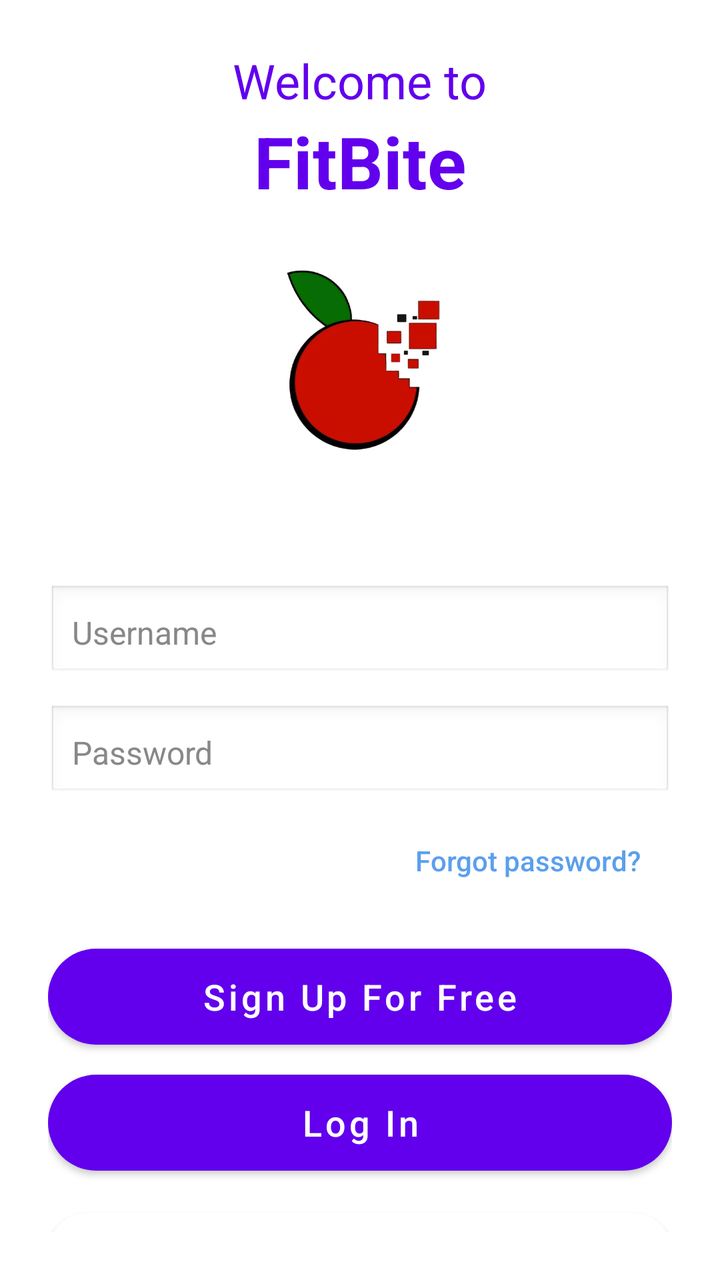
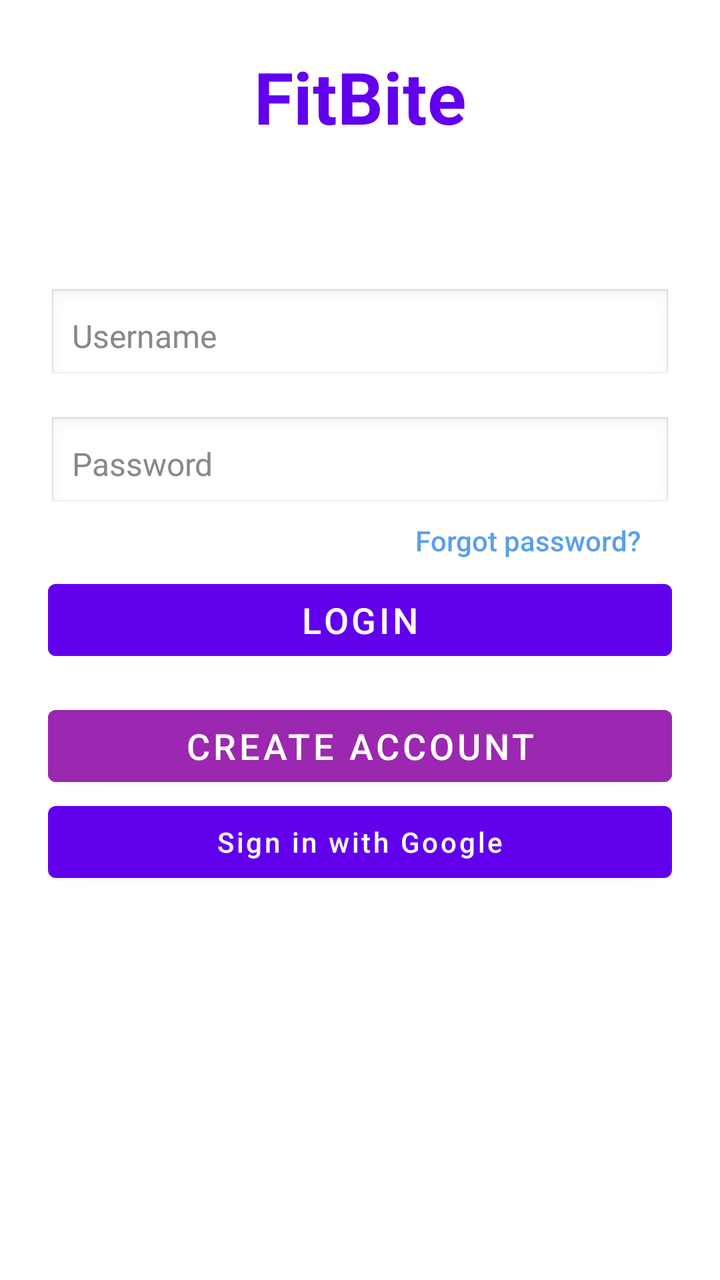

Screens rendered from an Android XML layout before and after an edit, with the pre-edit source and the edit as a unified diff.
<!-- AndroidManifest.xml: application theme Theme.fitbite -->
<!-- res/layout/login_page.xml -->
<?xml version="1.0" encoding="utf-8"?>
<LinearLayout
    xmlns:android="http://schemas.android.com/apk/res/android"
    xmlns:app="http://schemas.android.com/apk/res-auto"
    android:layout_width="match_parent"
    android:layout_height="match_parent"
    android:orientation="vertical"
    android:gravity="center_horizontal"
    android:padding="24dp">

    <TextView
        android:id="@+id/welcomeText"
        android:layout_width="wrap_content"
        android:layout_height="wrap_content"
        android:text="Welcome to"
        android:textColor="#6200EE"
        android:textSize="24sp"
        android:textStyle="normal"
        android:layout_gravity="center_horizontal"/>

    <TextView
        android:id="@+id/titleText"
        android:layout_width="wrap_content"
        android:layout_height="wrap_content"
        android:text="FitBite"
        android:textColor="#6200EE"
        android:textSize="36sp"
        android:textStyle="bold"
        android:layout_gravity="center_horizontal"/>
    <ImageView
        android:id="@+id/logo"
        android:layout_width="120dp"
        android:layout_height="120dp"
        android:src="@drawable/appicontrans"
        android:contentDescription="App Logo"
        android:layout_marginTop="16dp"
        android:layout_marginBottom="30dp"
        android:layout_gravity="center_horizontal"/>

    <TextView
        android:id="@+id/toast"
        android:layout_width="match_parent"
        android:layout_height="wrap_content"
        android:text=""
        android:textAlignment="center"
        android:textColor="#D32F2F"
        android:textSize="16sp" />

    <EditText
        android:id="@+id/username_input"
        android:layout_width="match_parent"
        android:layout_height="wrap_content"
        android:hint="Username"
        android:inputType="text"
        android:padding="12dp"
        android:background="@android:drawable/edit_text"
        android:textColor="#000000"
        android:textColorHint="#888888"
        android:textSize="16sp"
        android:layout_marginBottom="12dp"/>

    <EditText
        android:id="@+id/password_input"
        android:layout_width="match_parent"
        android:layout_height="wrap_content"
        android:hint="Password"
        android:inputType="textPassword"
        android:padding="12dp"
        android:background="@android:drawable/edit_text"
        android:textColor="#000000"
        android:textColorHint="#888888"
        android:textSize="16sp"
        android:layout_marginBottom="6dp"/>

    <Button
        android:id="@+id/forgotPasswordButton"
        android:layout_width="wrap_content"
        android:layout_height="wrap_content"
        android:text="Forgot password?"
        android:textColor="#5B9FED"
        android:textSize="14sp"
        android:background="@android:color/transparent"
        android:textAllCaps="false"
        android:layout_gravity="end"
        style="?android:attr/borderlessButtonStyle"
        android:layout_marginBottom="20dp"/>
    <Button
        android:id="@+id/create_account_button"
        android:layout_width="match_parent"
        android:layout_height="wrap_content"
        android:text="Sign Up For Free"
        android:textSize="18sp"
        android:textAllCaps="false"
        android:textColor="?attr/colorSurface"
        android:background="@drawable/rounded_white_bubble"
        android:backgroundTint="#6200EE"
        android:layout_marginBottom="15dp"/>
    <Button
        android:id="@+id/login_button"
        android:layout_width="match_parent"
        android:layout_height="wrap_content"
        android:text="Log In"
        android:textSize="18sp"
        android:textAllCaps="false"
        android:textColor="?attr/colorSurface"
        android:background="@drawable/rounded_white_bubble"
        android:layout_marginBottom="15dp"/>

    <View
        android:layout_width="match_parent"
        android:layout_height="0dp"
        android:layout_weight="1"/>
<com.google.android.material.button.MaterialButton
    android:id="@+id/GoogleSignIn"
    android:layout_width="match_parent"
    android:layout_height="wrap_content"
    android:text="Sign in with Google"
    android:textAllCaps="false"
    android:textColor="#000000"
    android:padding="10dp"
    android:backgroundTint="@android:color/white"
    app:cornerRadius="30dp"
    app:icon="@drawable/google"
    app:iconTint="@null"
    app:iconGravity="textStart"
    app:iconPadding="10dp"
    app:iconSize="20dp"
    android:layout_marginBottom="10dp"/>
<TextView
    android:id="@+id/version_text"
    android:layout_width="wrap_content"
    android:layout_height="wrap_content"
    android:text="@string/app_version"
    android:textSize="12sp"
    android:textColor="#888888"
    android:layout_gravity="center_horizontal"/>
</LinearLayout>
<!-- resources referenced by this layout -->
<resources>
  <!-- drawable appicontrans: png bitmap (drawable, 74720 bytes) -->
  <!-- drawable google: png bitmap (drawable, 1498 bytes) -->
  <!-- drawable rounded_white_bubble (drawable) -->
  <shape xmlns:android="http://schemas.android.com/apk/res/android"
      android:shape="rectangle">
      <solid android:color="?attr/colorSurface"/>
      <corners android:radius="30dp"/>
      <padding android:left="10dp" android:top="10dp" android:right="10dp" android:bottom="10dp"/>
  </shape>
  <string name="app_version">V.1.0.0 - macroBit</string>
  <style name="Theme.fitbite" parent="Theme.MaterialComponents.DayNight.NoActionBar">
          
          <item name="colorPrimary">@color/purple_500</item>
          <item name="colorPrimaryVariant">@color/purple_700</item>
          <item name="colorOnPrimary">@color/white</item>
          
          <item name="colorSecondary">@color/teal_200</item>
          <item name="colorSecondaryVariant">@color/teal_700</item>
          <item name="colorOnSecondary">@color/black</item>
          
          <item name="android:statusBarColor">?attr/colorPrimaryVariant</item>
          
      </style>
  <color name="purple_500">#FF6200EE</color>
  <color name="purple_700">#FF3700B3</color>
  <color name="white">#FFFFFFFF</color>
  <color name="teal_200">#FF03DAC5</color>
  <color name="teal_700">#FF018786</color>
  <color name="black">#FF000000</color>
</resources>

<!-- the commit's change to res/layout/login_page.xml (unified diff, before → after) -->
@@ -1,7 +1,6 @@
 <?xml version="1.0" encoding="utf-8"?>
 <LinearLayout
     xmlns:android="http://schemas.android.com/apk/res/android"
-    xmlns:app="http://schemas.android.com/apk/res-auto"
     android:layout_width="match_parent"
     android:layout_height="match_parent"
     android:orientation="vertical"
@@ -9,34 +8,13 @@
     android:padding="24dp">
 
     <TextView
-        android:id="@+id/welcomeText"
-        android:layout_width="wrap_content"
-        android:layout_height="wrap_content"
-        android:text="Welcome to"
-        android:textColor="#6200EE"
-        android:textSize="24sp"
-        android:textStyle="normal"
-        android:layout_gravity="center_horizontal"/>
-
-    <TextView
-        android:id="@+id/titleText"
         android:layout_width="wrap_content"
         android:layout_height="wrap_content"
         android:text="FitBite"
         android:textColor="#6200EE"
         android:textSize="36sp"
         android:textStyle="bold"
-        android:layout_gravity="center_horizontal"/>
-    <ImageView
-        android:id="@+id/logo"
-        android:layout_width="120dp"
-        android:layout_height="120dp"
-        android:src="@drawable/appicontrans"
-        android:contentDescription="App Logo"
-        android:layout_marginTop="16dp"
-        android:layout_marginBottom="30dp"
-        android:layout_gravity="center_horizontal"/>
-
+        android:layout_marginBottom="50dp" />
     <TextView
         android:id="@+id/toast"
         android:layout_width="match_parent"
@@ -44,8 +22,7 @@
         android:text=""
         android:textAlignment="center"
         android:textColor="#D32F2F"
-        android:textSize="16sp" />
-
+        android:textSize="16sp"/>
     <EditText
         android:id="@+id/username_input"
         android:layout_width="match_parent"
@@ -54,24 +31,49 @@
         android:inputType="text"
         android:padding="12dp"
         android:background="@android:drawable/edit_text"
-        android:textColor="#000000"
+	android:textColor="#000000" 
         android:textColorHint="#888888"
-        android:textSize="16sp"
-        android:layout_marginBottom="12dp"/>
+        android:textSize="16sp" />
 
     <EditText
         android:id="@+id/password_input"
         android:layout_width="match_parent"
         android:layout_height="wrap_content"
+        android:layout_marginTop="16dp"
         android:hint="Password"
         android:inputType="textPassword"
         android:padding="12dp"
         android:background="@android:drawable/edit_text"
-        android:textColor="#000000"
+	android:textColor="#000000" 
         android:textColorHint="#888888"
-        android:textSize="16sp"
-        android:layout_marginBottom="6dp"/>
+        android:textSize="16sp" />
 
+    <Button
+        android:id="@+id/login_button"
+        android:layout_width="match_parent"
+        android:layout_height="wrap_content"
+        android:layout_marginTop="30dp"
+        android:text="Login"
+        android:textSize="18sp"
+        android:textColor="#FFFFFF"
+        android:backgroundTint="#6200EE" />
+
+    <Button
+        android:id="@+id/create_account_button"
+        android:layout_width="match_parent"
+        android:layout_height="wrap_content"
+        android:layout_marginTop="15dp"
+        android:text="Create Account"
+        android:textSize="18sp"
+        android:textColor="#FFFFFF"
+        android:backgroundTint="#9C27B0" />
+<Button
+        android:id="@+id/GoogleSignIn"
+        android:layout_width="match_parent"
+        android:layout_height="wrap_content"
+        android:text="Sign in with Google"
+        android:textAllCaps="false"
+        android:layout_marginBottom="16dp"/>
     <Button
         android:id="@+id/forgotPasswordButton"
         android:layout_width="wrap_content"
@@ -79,59 +81,11 @@
         android:text="Forgot password?"
         android:textColor="#5B9FED"
         android:textSize="14sp"
+        android:layout_marginTop="-215dp"
+        android:layout_marginBottom="24dp"
         android:background="@android:color/transparent"
         android:textAllCaps="false"
         android:layout_gravity="end"
-        style="?android:attr/borderlessButtonStyle"
-        android:layout_marginBottom="20dp"/>
-    <Button
-        android:id="@+id/create_account_button"
-        android:layout_width="match_parent"
-        android:layout_height="wrap_content"
-        android:text="Sign Up For Free"
-        android:textSize="18sp"
-        android:textAllCaps="false"
-        android:textColor="?attr/colorSurface"
-        android:background="@drawable/rounded_white_bubble"
-        android:backgroundTint="#6200EE"
-        android:layout_marginBottom="15dp"/>
-    <Button
-        android:id="@+id/login_button"
-        android:layout_width="match_parent"
-        android:layout_height="wrap_content"
-        android:text="Log In"
-        android:textSize="18sp"
-        android:textAllCaps="false"
-        android:textColor="?attr/colorSurface"
-        android:background="@drawable/rounded_white_bubble"
-        android:layout_marginBottom="15dp"/>
 
-    <View
-        android:layout_width="match_parent"
-        android:layout_height="0dp"
-        android:layout_weight="1"/>
-<com.google.android.material.button.MaterialButton
-    android:id="@+id/GoogleSignIn"
-    android:layout_width="match_parent"
-    android:layout_height="wrap_content"
-    android:text="Sign in with Google"
-    android:textAllCaps="false"
-    android:textColor="#000000"
-    android:padding="10dp"
-    android:backgroundTint="@android:color/white"
-    app:cornerRadius="30dp"
-    app:icon="@drawable/google"
-    app:iconTint="@null"
-    app:iconGravity="textStart"
-    app:iconPadding="10dp"
-    app:iconSize="20dp"
-    android:layout_marginBottom="10dp"/>
-<TextView
-    android:id="@+id/version_text"
-    android:layout_width="wrap_content"
-    android:layout_height="wrap_content"
-    android:text="@string/app_version"
-    android:textSize="12sp"
-    android:textColor="#888888"
-    android:layout_gravity="center_horizontal"/>
+        style="?android:attr/borderlessButtonStyle" />
 </LinearLayout>
<!-- resource entries referenced after the edit -->
@@ -1,15 +1,5 @@
 <!-- resources referenced by this layout -->
 <resources>
-  <!-- drawable appicontrans: png bitmap (drawable, 74720 bytes) -->
-  <!-- drawable google: png bitmap (drawable, 1498 bytes) -->
-  <!-- drawable rounded_white_bubble (drawable) -->
-  <shape xmlns:android="http://schemas.android.com/apk/res/android"
-      android:shape="rectangle">
-      <solid android:color="?attr/colorSurface"/>
-      <corners android:radius="30dp"/>
-      <padding android:left="10dp" android:top="10dp" android:right="10dp" android:bottom="10dp"/>
-  </shape>
-  <string name="app_version">V.1.0.0 - macroBit</string>
   <style name="Theme.fitbite" parent="Theme.MaterialComponents.DayNight.NoActionBar">
           
           <item name="colorPrimary">@color/purple_500</item>
